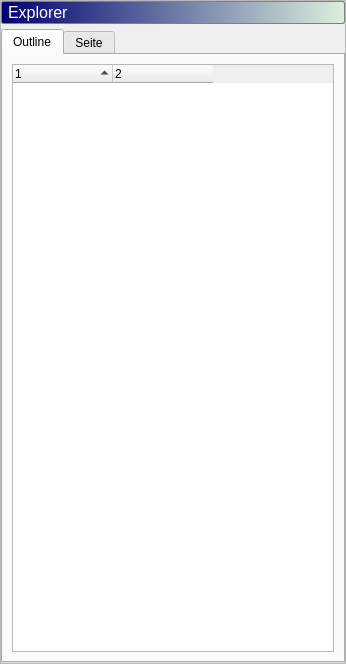
First picture: the form in FrmProjectExplorer.ui, repository beltoforion/InstantLua, before the edit.
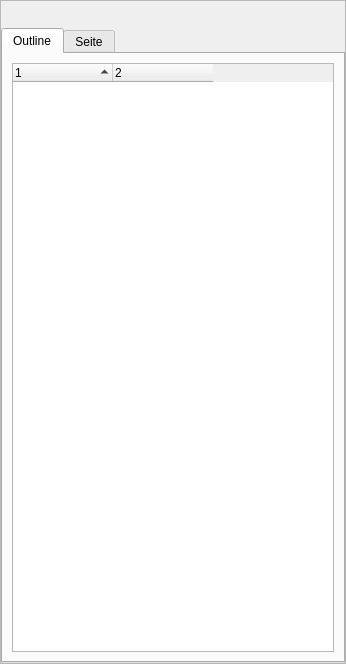
Second picture: the form after the edit. Custom widgets are drawn as their Qt base class.

Commit message: GradientPanel added for pretty captions

Patch:
```diff
--- a/FrmProjectExplorer.ui
+++ b/FrmProjectExplorer.ui
@@ -46,40 +46,21 @@
       </property>
       <layout class="QVBoxLayout" name="verticalLayout">
        <property name="spacing">
-        <number>5</number>
+        <number>2</number>
        </property>
        <property name="margin">
         <number>0</number>
        </property>
        <item>
-        <widget class="QLabel" name="lbCapExplorer">
-         <property name="font">
-          <font>
-           <pointsize>12</pointsize>
-          </font>
-         </property>
-         <property name="autoFillBackground">
-          <bool>false</bool>
+        <widget class="QGradientPanel" name="paCaption" native="true">
+         <property name="minimumSize">
+          <size>
+           <width>0</width>
+           <height>25</height>
+          </size>
          </property>
          <property name="styleSheet">
-          <string notr="true">background-color: qlineargradient(spread:pad, x1:0, y1:0, x2:1, y2:0, stop:0 rgba(0, 0, 112, 255), stop:1 rgba(220, 240, 220, 255));
-color: rgb(255, 255, 255);
-padding: 1px;
-border-style: solid;
-border: 1px solid gray;
-border-radius: 2px;</string>
-         </property>
-         <property name="text">
-          <string>Explorer</string>
-         </property>
-         <property name="alignment">
-          <set>Qt::AlignLeading|Qt::AlignLeft|Qt::AlignVCenter</set>
-         </property>
-         <property name="margin">
-          <number>3</number>
-         </property>
-         <property name="indent">
-          <number>5</number>
+          <string notr="true"/>
          </property>
         </widget>
        </item>
@@ -158,6 +139,14 @@
    </item>
   </layout>
  </widget>
+ <customwidgets>
+  <customwidget>
+   <class>QGradientPanel</class>
+   <extends>QWidget</extends>
+   <header>QGradientPanel.h</header>
+   <container>1</container>
+  </customwidget>
+ </customwidgets>
  <resources/>
  <connections/>
 </ui>
```
The commit also changes 32 other files.
